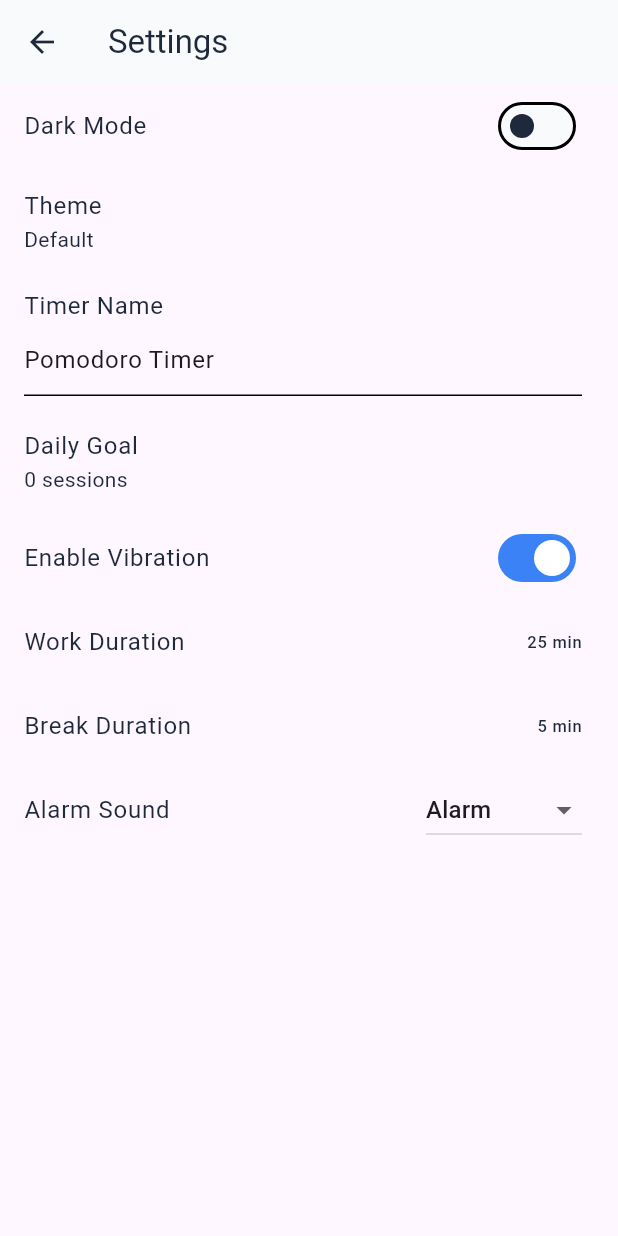
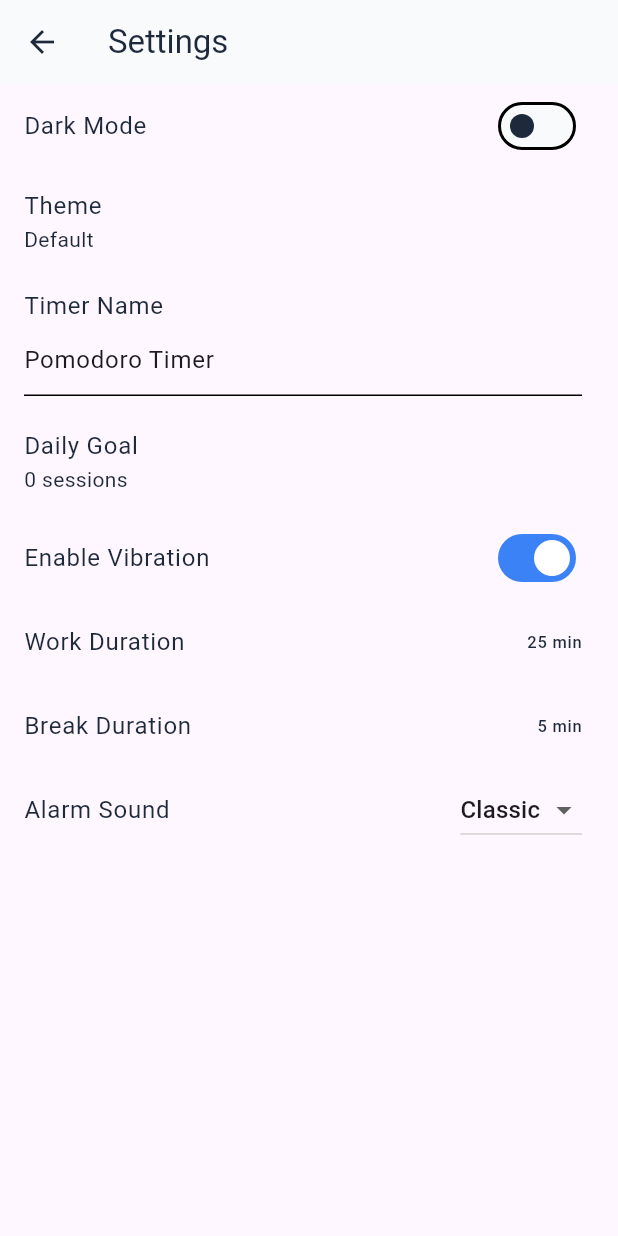
Before and after one commit to rishithareddychalla/pomodoro, a Flutter app: the screen it shows after launch, after a tap on "Start", after a tap on the "bar chart" icon, after a tap on the "settings" icon, on a phone screen of 412 x 824 dp. Run offline on Flutter 3.47's test engine with Material 3 defaults, Android fonts, the phone set to English and light mode, and no system bars; our stand-ins replace audioplayers, fl_chart, flutter_colorpicker, share_plus, shared_preferences, vibration.

Commit message:
audio not running

```diff
--- a/lib/progress_page.dart
+++ b/lib/progress_page.dart
@@ -1,3 +1,4 @@
+
 import 'dart:typed_data';
 import 'dart:ui' as ui;
 import 'package:flutter/material.dart';
@@ -62,7 +63,9 @@ class ProgressPage extends StatelessWidget {
                   height: 320,
                   padding: const EdgeInsets.all(16),
                   decoration: BoxDecoration(
-                    color: Theme.of(context).cardColor,
+                    color: Theme.of(context).brightness == Brightness.light
+                        ? Colors.white
+                        : Colors.black,
                     borderRadius: BorderRadius.circular(16),
                     boxShadow: [
                       BoxShadow(
@@ -101,7 +104,10 @@ class ProgressPage extends StatelessWidget {
     return Card(
       elevation: 4,
       shape: RoundedRectangleBorder(borderRadius: BorderRadius.circular(16)),
-      color: theme.surface,
+      color: Theme.of(context).brightness == Brightness.light
+          ? Colors.white
+          : Colors.black,
+      surfaceTintColor: Colors.transparent,
       child: Padding(
         padding: const EdgeInsets.all(16.0),
         child: Row(
@@ -144,6 +150,7 @@ class ProgressPage extends StatelessWidget {
     BuildContext context,
     Map<int, int> monthlyProgress,
   ) {
+    final theme = Theme.of(context).colorScheme;
     final now = DateTime.now();
     final daysInMonth = DateTime(now.year, now.month + 1, 0).day;
 
@@ -221,7 +228,9 @@ class ProgressPage extends StatelessWidget {
             BarChartRodData(
               fromY: 0,
               toY: sessionCount.toDouble(),
-              color: Theme.of(context).primaryColor,
+              color: Theme.of(context).brightness == Brightness.light
+                  ? theme.primary
+                  : theme.secondary,
               width: 12,
               borderRadius: const BorderRadius.only(
                 topLeft: Radius.circular(6),
@@ -240,8 +249,11 @@ class ProgressPage extends StatelessWidget {
     showDialog(
       context: context,
       builder: (_) => AlertDialog(
+        backgroundColor: Theme.of(context).brightness == Brightness.light
+            ? Colors.white
+            : Colors.black,
         shape: RoundedRectangleBorder(borderRadius: BorderRadius.circular(16)),
-        contentPadding: const EdgeInsets.all(16),
+        contentPadding: EdgeInsets.zero,
         content: Column(
           mainAxisSize: MainAxisSize.min,
           children: [
@@ -258,6 +270,14 @@ class ProgressPage extends StatelessWidget {
             ElevatedButton.icon(
               icon: const Icon(Icons.share),
               label: const Text("Share"),
+              style: ElevatedButton.styleFrom(
+                backgroundColor: Theme.of(context).brightness == Brightness.light
+                    ? Theme.of(context).colorScheme.primary
+                    : Theme.of(context).colorScheme.secondary,
+                foregroundColor: Theme.of(context).brightness == Brightness.light
+                    ? Colors.black
+                    : Colors.white,
+              ),
               onPressed: () async {
                 final boundary =
                     repaintKey.currentContext?.findRenderObject()
@@ -319,7 +339,9 @@ class ProgressPage extends StatelessWidget {
       width: 280,
       padding: const EdgeInsets.symmetric(vertical: 24, horizontal: 20),
       decoration: BoxDecoration(
-        color: theme.surface,
+        color: Theme.of(context).brightness == Brightness.light
+            ? Colors.white
+            : Colors.black,
         borderRadius: BorderRadius.circular(20),
         boxShadow: [
           BoxShadow(
@@ -389,6 +411,10 @@ class ProgressPage extends StatelessWidget {
     return Card(
       elevation: 4,
       shape: RoundedRectangleBorder(borderRadius: BorderRadius.circular(16)),
+      color: Theme.of(context).brightness == Brightness.light
+          ? Colors.white
+          : Colors.black,
+      surfaceTintColor: Colors.transparent,
       child: Padding(
         padding: const EdgeInsets.all(16.0),
         child: Column(
@@ -447,15 +473,29 @@ class ProgressPage extends StatelessWidget {
                       ElevatedButton.icon(
                         icon: const Icon(Icons.share, size: 18),
                         label: const Text('Share'),
+                        style: ElevatedButton.styleFrom(
+                          backgroundColor:
+                              Theme.of(context).brightness == Brightness.light
+                                  ? theme.primary
+                                  : theme.secondary,
+                          foregroundColor:
+                              Theme.of(context).brightness == Brightness.light
+                                  ? Colors.black
+                                  : Colors.white,
+                        ),
                         onPressed: () async {
                           final GlobalKey repaintKey = GlobalKey();
                           showDialog(
                             context: context,
                             builder: (_) => AlertDialog(
+                              backgroundColor:
+                                  Theme.of(context).brightness == Brightness.light
+                                      ? Colors.white
+                                      : Colors.black,
                               shape: RoundedRectangleBorder(
                                 borderRadius: BorderRadius.circular(16),
                               ),
-                              contentPadding: const EdgeInsets.all(16),
+                              contentPadding: EdgeInsets.zero,
                               content: Column(
                                 mainAxisSize: MainAxisSize.min,
                                 children: [
@@ -472,6 +512,18 @@ class ProgressPage extends StatelessWidget {
                                   ElevatedButton.icon(
                                     icon: const Icon(Icons.share),
                                     label: const Text("Share"),
+                                    style: ElevatedButton.styleFrom(
+                                      backgroundColor:
+                                          Theme.of(context).brightness ==
+                                                  Brightness.light
+                                              ? theme.primary
+                                              : theme.secondary,
+                                      foregroundColor:
+                                          Theme.of(context).brightness ==
+                                                  Brightness.light
+                                              ? Colors.black
+                                              : Colors.white,
+                                    ),
                                     onPressed: () async {
                                       final boundary =
                                           repaintKey.currentContext
@@ -523,6 +575,16 @@ class ProgressPage extends StatelessWidget {
                 child: ElevatedButton(
                   onPressed: () =>
                       _showSetGoalDialog(context, progressProvider),
+                  style: ElevatedButton.styleFrom(
+                    backgroundColor:
+                        Theme.of(context).brightness == Brightness.light
+                            ? theme.primary
+                            : theme.secondary,
+                    foregroundColor:
+                        Theme.of(context).brightness == Brightness.light
+                            ? Colors.black
+                            : Colors.white,
+                  ),
                   child: const Text('Set Goal'),
                 ),
               ),
@@ -541,6 +603,9 @@ class ProgressPage extends StatelessWidget {
     showDialog(
       context: context,
       builder: (context) => AlertDialog(
+        backgroundColor: Theme.of(context).brightness == Brightness.light
+            ? Colors.white
+            : Colors.black,
         title: const Text('Set Daily Goal'),
         content: TextField(
           controller: controller,
@@ -569,6 +634,14 @@ class ProgressPage extends StatelessWidget {
                 );
               }
             },
+            style: ElevatedButton.styleFrom(
+              backgroundColor: Theme.of(context).brightness == Brightness.light
+                  ? Theme.of(context).colorScheme.primary
+                  : Theme.of(context).colorScheme.secondary,
+              foregroundColor: Theme.of(context).brightness == Brightness.light
+                  ? Colors.black
+                  : Colors.white,
+            ),
             child: const Text('Set'),
           ),
         ],
--- a/lib/settings_page.dart
+++ b/lib/settings_page.dart
@@ -48,7 +48,9 @@ class _SettingsPageState extends State<SettingsPage> {
       shape: const RoundedRectangleBorder(
         borderRadius: BorderRadius.vertical(top: Radius.circular(20)),
       ),
-      backgroundColor: Theme.of(context).colorScheme.surface,
+      backgroundColor: Theme.of(context).brightness == Brightness.light
+          ? Colors.white
+          : Colors.black,
       builder: (context) {
         return Padding(
           padding: const EdgeInsets.all(16.0),
@@ -369,12 +371,29 @@ class _SettingsPageState extends State<SettingsPage> {
               value: settings.alarmSound,
               items: const [
                 DropdownMenuItem(value: 'none', child: Text('None')),
-                DropdownMenuItem(value: 'alarm.wav', child: Text('Alarm')),
-                DropdownMenuItem(value: 'digital.wav', child: Text('Digital')),
-                DropdownMenuItem(value: 'classic.wav', child: Text('Classic')),
                 DropdownMenuItem(
-                  value: 'new_alarm.wav',
-                  child: Text('New Alarm'),
+                  value: 'assets/sounds/alarm-2-375697.mp3',
+                  child: Text('Classic'),
+                ),
+                DropdownMenuItem(
+                  value: 'assets/sounds/alarm-327234.mp3',
+                  child: Text('Digital'),
+                ),
+                DropdownMenuItem(
+                  value: 'assets/sounds/alarm-clock-90867.mp3',
+                  child: Text('Alert'),
+                ),
+                DropdownMenuItem(
+                  value: 'assets/sounds/clock-alarm-8761.mp3',
+                  child: Text('TickTok'),
+                ),
+                DropdownMenuItem(
+                  value: 'assets/sounds/lo-fi-alarm-clock-243766.mp3',
+                  child: Text('Lofi'),
+                ),
+                DropdownMenuItem(
+                  value: 'assets/sounds/oversimplified-alarm-clock-113180.mp3',
+                  child: Text('Melody'),
                 ),
               ],
               onChanged: (value) {
@@ -390,21 +409,25 @@ class _SettingsPageState extends State<SettingsPage> {
   }
 
   void _showGoalDialog(BuildContext context) {
-    final progressProvider =
-        Provider.of<ProgressProvider>(context, listen: false);
-    final goalController =
-        TextEditingController(text: progressProvider.dailyGoal.toString());
+    final progressProvider = Provider.of<ProgressProvider>(
+      context,
+      listen: false,
+    );
+    final goalController = TextEditingController(
+      text: progressProvider.dailyGoal.toString(),
+    );
 
     showDialog(
       context: context,
       builder: (context) => AlertDialog(
+        backgroundColor: Theme.of(context).brightness == Brightness.light
+            ? Colors.white
+            : Colors.black,
         title: const Text('Set Daily Goal'),
         content: TextField(
           controller: goalController,
           keyboardType: TextInputType.number,
-          decoration: const InputDecoration(
-            labelText: 'Number of sessions',
-          ),
+          decoration: const InputDecoration(labelText: 'Number of sessions'),
         ),
         actions: [
           TextButton(
@@ -440,7 +463,9 @@ void _showDurationPicker(
       return Container(
         height: 320,
         decoration: BoxDecoration(
-          color: theme.surface,
+          color: Theme.of(context).brightness == Brightness.light
+              ? Colors.white
+              : Colors.black,
           borderRadius: const BorderRadius.vertical(top: Radius.circular(20)),
           boxShadow: [
             BoxShadow(
@@ -453,7 +478,10 @@ void _showDurationPicker(
         child: CupertinoTheme(
           data: CupertinoThemeData(
             brightness: Theme.of(context).brightness,
-            primaryColor: theme.onSurface,
+            primaryColor: Theme.of(context).brightness == Brightness.light
+                ? Colors.white
+                : Colors.black,
+
             textTheme: CupertinoTextThemeData(
               dateTimePickerTextStyle: TextStyle(
                 color: theme.onSurface,
@@ -470,7 +498,9 @@ void _showDurationPicker(
                   vertical: 8,
                 ),
                 decoration: BoxDecoration(
-                  color: theme.surface,
+                  color: Theme.of(context).brightness == Brightness.light
+                      ? Colors.white
+                      : Colors.black,
                   border: Border(
                     bottom: BorderSide(
                       color: theme.onSurface.withOpacity(0.1),
@@ -480,6 +510,7 @@ void _showDurationPicker(
                 ),
                 child: Row(
                   mainAxisAlignment: MainAxisAlignment.spaceBetween,
+
                   children: [
                     CupertinoButton(
                       padding: EdgeInsets.zero,
--- a/lib/settings_provider.dart
+++ b/lib/settings_provider.dart
@@ -91,7 +91,7 @@ class SettingsProvider with ChangeNotifier {
       _isVibrationEnabled = true,
       _workSeconds = 1500,
       _breakSeconds = 300,
-      _alarmSound = 'alarm.wav' {
+      _alarmSound = 'assets/sounds/alarm-2-375697.mp3' {
     _loadPreferences();
   }
 
@@ -171,7 +171,8 @@ class SettingsProvider with ChangeNotifier {
     _isVibrationEnabled = prefs.getBool('isVibrationEnabled') ?? true;
     _workSeconds = prefs.getInt('workSeconds') ?? 1500;
     _breakSeconds = prefs.getInt('breakSeconds') ?? 300;
-    _alarmSound = prefs.getString('alarmSound') ?? 'alarm.wav';
+    _alarmSound =
+        prefs.getString('alarmSound') ?? 'assets/sounds/alarm-2-375697.mp3';
 
     // Load custom theme colors if available
     final p = prefs.getInt('customPrimary');
--- a/pubspec.yaml
+++ b/pubspec.yaml
@@ -71,6 +71,7 @@ flutter:
     - assets/
     - assets/images/
 
+
   # An image asset can refer to one or more resolution-specific "variants", see
   # https://flutter.dev/to/resolution-aware-images
 
```
Also changed, not shown: lib/timer_screen.dart (+11 -5 lines), 7 other files.
